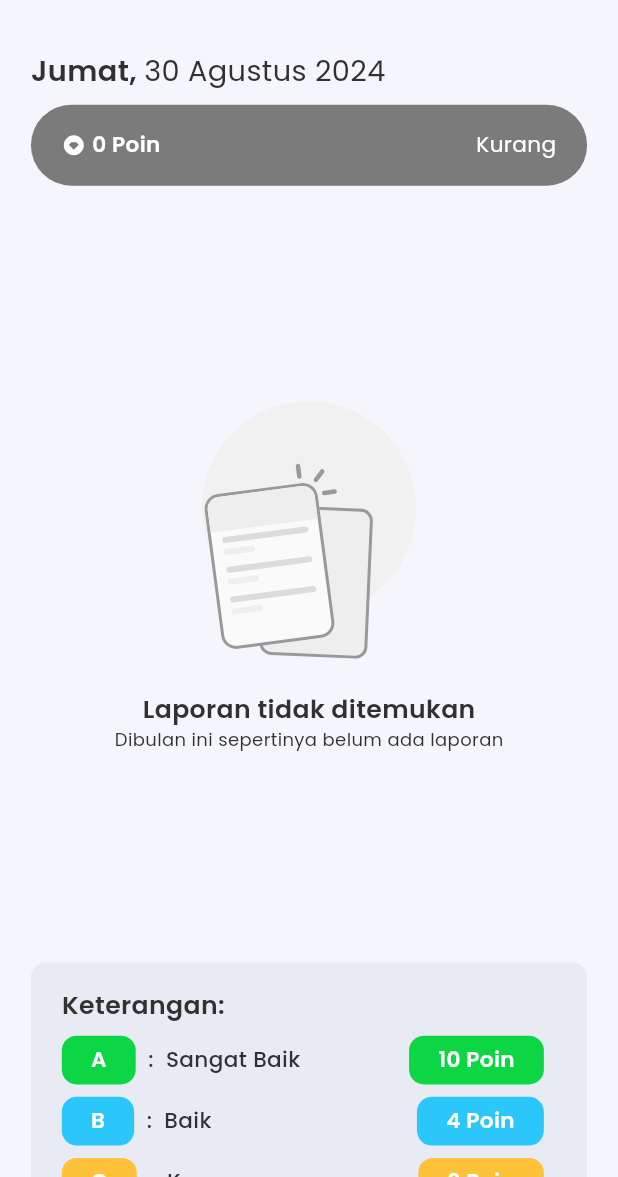
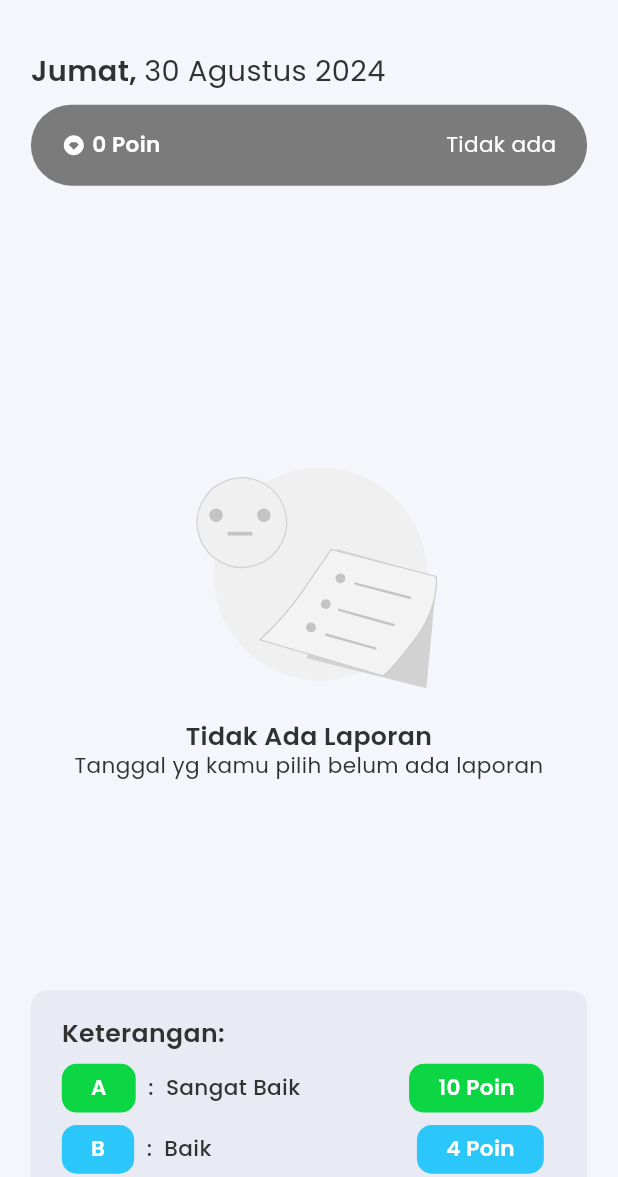
Before and after one commit to Ratih-Shinta/Fun-Education-App, a Flutter app: the DetailLaporanHarianView screen opened by its route, on a phone screen of 412 x 824 dp, the part 59-1236 px from its top. Run offline on Flutter 3.47's test engine with Material 3 defaults, Android fonts, the phone set to English and light mode, and no system bars; drawn by our look-alikes of auto_size_text; our stand-ins replace dio, dropdown_button2, easy_date_timeline, firebase_core, firebase_messaging, fl_chart and 12 more; accounts and stored records are empty; network calls fail; statements that could not run were skipped.

Commit message:
style [RS] : styling condition if dont have transaction

```diff
--- a/lib/app/global-component/common_no_data.dart
+++ b/lib/app/global-component/common_no_data.dart
@@ -6,14 +6,20 @@ import 'package:fun_education_app/common/helper/themes.dart';
 class CommonNoData extends StatelessWidget {
   final String title;
   final String subTitle;
-  const CommonNoData({super.key, required this.title, required this.subTitle});
+  final String image;
+  const CommonNoData(
+      {super.key,
+      required this.title,
+      required this.subTitle,
+      required this.image});
 
   @override
   Widget build(BuildContext context) {
-    return Column(
+    return Center(
+      child: Column(
         children: [
           SizedBox(height: 40),
-        SvgPicture.asset('assets/images/imgEmpty.svg'),
+          SvgPicture.asset(image),
           SizedBox(height: 20),
           AutoSizeText.rich(
             textAlign: TextAlign.center,
@@ -32,6 +38,7 @@ class CommonNoData extends StatelessWidget {
             maxLines: 3,
           ),
         ],
+      ),
     );
   }
 }
--- a/lib/app/pages/detail-laporan-harian-page/components/detail_laporan_component_two.dart
+++ b/lib/app/pages/detail-laporan-harian-page/components/detail_laporan_component_two.dart
@@ -1,8 +1,11 @@
 import 'package:auto_size_text/auto_size_text.dart';
 import 'package:flutter/material.dart';
 import 'package:flutter_svg/svg.dart';
+import 'package:fun_education_app/app/global-component/common_no_data.dart';
 import 'package:fun_education_app/app/pages/detail-laporan-harian-page/detail_laporan_harian_controller.dart';
 import 'package:fun_education_app/app/pages/home-page/widgets/report_widget.dart';
+import 'package:fun_education_app/app/pages/report-history-page/widgets/report_history_container_item.dart';
+import 'package:fun_education_app/app/pages/report-history-page/widgets/report_history_permission_item.dart';
 import 'package:fun_education_app/common/helper/themes.dart';
 import 'package:get/get.dart';
 
@@ -20,37 +23,8 @@ class DetailLaporanComponentTwo extends GetView<DetailLaporanHarianController> {
         return Center(
           child: CircularProgressIndicator(),
         );
-      } else if (controller.showCurrentLaporanHarianResponse?.data == null) {
-        return Padding(
-          padding: EdgeInsets.only(
-            bottom: height * 0.15,
-            top: height * 0.15,
-          ),
-          child: Center(
-            child: Column(
-              mainAxisAlignment: MainAxisAlignment.center,
-              children: [
-                SvgPicture.asset(
-                  'assets/images/imgEmpty.svg',
-                ),
-                SizedBox(height: height * 0.01),
-                AutoSizeText(
-                  'Laporan tidak ditemukan',
-                  group: AutoSizeGroup(),
-                  maxLines: 1,
-                  style: tsBodyMediumSemibold(blackColor),
-                ),
-                AutoSizeText(
-                  'Dibulan ini sepertinya belum ada laporan',
-                  group: AutoSizeGroup(),
-                  maxLines: 1,
-                  style: tsLabelLargeRegular(blackColor),
-                ),
-              ],
-            ),
-          ),
-        );
-      } else {
+      } else if (controller.showCurrentLaporanHarianModel.isNotEmpty &&
+          controller.userPermission.value == 'Hadir') {
         return Container(
           padding: EdgeInsets.symmetric(
               horizontal: width * 0.035, vertical: height * 0.01),
@@ -72,7 +46,71 @@ class DetailLaporanComponentTwo extends GetView<DetailLaporanHarianController> {
                 },
               )),
         );
+      } else {
+        return Padding(
+          padding: EdgeInsets.symmetric(
+            vertical: height * 0.15,
+          ),
+          child: CommonNoData(
+            title: 'Tidak Ada Laporan',
+            subTitle: 'Tanggal yg kamu pilih belum ada laporan',
+            image: 'assets/images/imgReportEmpty.svg',
+          ),
+        );
       }
+      // if (controller.showCurrentLaporanHarianResponse?.data == null) {
+      //   return Padding(
+      //     padding: EdgeInsets.only(
+      //       bottom: height * 0.15,
+      //       top: height * 0.15,
+      //     ),
+      //     child: Center(
+      //       child: Column(
+      //         mainAxisAlignment: MainAxisAlignment.center,
+      //         children: [
+      //           SvgPicture.asset(
+      //             'assets/images/imgEmpty.svg',
+      //           ),
+      //           SizedBox(height: height * 0.01),
+      //           AutoSizeText(
+      //             'Laporan tidak ditemukan',
+      //             group: AutoSizeGroup(),
+      //             maxLines: 1,
+      //             style: tsBodyMediumSemibold(blackColor),
+      //           ),
+      //           AutoSizeText(
+      //             'Dibulan ini sepertinya belum ada laporan',
+      //             group: AutoSizeGroup(),
+      //             maxLines: 1,
+      //             style: tsLabelLargeRegular(blackColor),
+      //           ),
+      //         ],
+      //       ),
+      //     ),
+      //   );
+      // } else {
+      //   return Container(
+      //     padding: EdgeInsets.symmetric(
+      //         horizontal: width * 0.035, vertical: height * 0.01),
+      //     decoration: BoxDecoration(
+      //         borderRadius: BorderRadius.circular(10),
+      //         color: secondaryColor.withOpacity(0.05)),
+      //     child: Obx(() => ListView.builder(
+      //           physics: NeverScrollableScrollPhysics(),
+      //           shrinkWrap: true,
+      //           itemCount: controller.showCurrentLaporanHarianModel.length,
+      //           itemBuilder: (BuildContext context, int index) {
+      //             return ReportWidget(
+      //               no: index + 1,
+      //               text:
+      //                   '${controller.showCurrentLaporanHarianModel[index].activity}',
+      //               point:
+      //                   '${controller.showCurrentLaporanHarianModel[index].grade}',
+      //             );
+      //           },
+      //         )),
+      //   );
+      // }
     });
   }
 }
--- a/lib/app/pages/detail-laporan-harian-page/widgets/total_point_item.dart
+++ b/lib/app/pages/detail-laporan-harian-page/widgets/total_point_item.dart
@@ -1,10 +1,14 @@
 // ignore_for_file: public_member_api_docs, sort_constructors_first
+import 'dart:async';
+
 import 'package:auto_size_text/auto_size_text.dart';
 import 'package:flutter/material.dart';
 import 'package:flutter_svg/svg.dart';
+import 'package:fun_education_app/app/pages/detail-laporan-harian-page/detail_laporan_harian_controller.dart';
 import 'package:fun_education_app/common/helper/themes.dart';
+import 'package:get/get.dart';
 
-class TotalPointItem extends StatelessWidget {
+class TotalPointItem extends GetView<DetailLaporanHarianController> {
   const TotalPointItem({
     Key? key,
     required this.totalPoint,
@@ -48,11 +52,15 @@ class TotalPointItem extends StatelessWidget {
             ],
           ),
           AutoSizeText(
-            totalPoint <= 40
-                ? 'Kurang'
-                : totalPoint <= 70
-                    ? 'Baik'
-                    : 'Sangat Baik',
+            controller.showCurrentLaporanHarianModel.isEmpty
+                ? 'Tidak ada'
+                : controller.userPermission.value != 'Hadir'
+                    ? '${controller.userPermission.value}'
+                    : totalPoint <= 40
+                        ? 'Kurang'
+                        : totalPoint <= 70
+                            ? 'Baik'
+                            : 'Sangat Baik',
             group: AutoSizeGroup(),
             maxLines: 1,
             style: tsBodySmallRegular(whiteColor),
--- a/lib/app/pages/detail-tugas-page/detail_tugas_page_view.dart
+++ b/lib/app/pages/detail-tugas-page/detail_tugas_page_view.dart
@@ -78,6 +78,7 @@ class DetailTugasPageView extends GetView<DetailTugasPageController> {
                     switch (controller.showCurrentTugasUserModel.value.status) {
                       case 'Gagal':
                         return CommonNoData(
+                          image: 'assets/images/imgEmpty.svg',
                             title: 'Ananda Tidak Mengerjakan Tugas',
                             subTitle: 'Selalu Periksa Tenggat Waktu');
                       case 'Diperiksa':
--- a/lib/app/pages/home-page/components/home_page_component_four.dart
+++ b/lib/app/pages/home-page/components/home_page_component_four.dart
@@ -35,12 +35,15 @@ class HomePageComponentFour extends GetView<HomePageController> {
         Obx(() {
           if (laporanController.showCurrentTugasModelTerbaru.isEmpty) {
             return CommonNoData(
+              image: 'assets/images/imgEmpty.svg',
                 title: 'Tidak Ada Tugas Terbaru',
                 subTitle: 'Tidak Ada Tugas Terbaru Saat Ini');
           } else {
             return ListView.builder(
               physics: NeverScrollableScrollPhysics(),
-              itemCount: laporanController.showCurrentTugasModelTerbaru.length,
+              shrinkWrap: true,
+              itemCount:
+                  laporanController.showCurrentTugasModelTerbaru.length,
               itemBuilder: (BuildContext context, int index) {
                 return TugasWidget(
                   controllerArguments:
--- a/lib/app/pages/laporan-page/components/laporan-component/laporan_component_four.dart
+++ b/lib/app/pages/laporan-page/components/laporan-component/laporan_component_four.dart
@@ -63,8 +63,10 @@ class LaporanComponentFour extends GetView<LaporanPageController> {
                     return Center(child: CircularProgressIndicator());
                   } else if (controller.showCurrentTugasModelTerbaru.isEmpty) {
                     return CommonNoData(
-                        title: 'Tidak Ada Tugas Terbaru',
-                        subTitle: 'Tidak Ada Tugas Terbaru Saat Ini');
+                      title: 'Tidak Ada Tugas Terbaru',
+                      subTitle: 'Tidak Ada Tugas Terbaru Saat Ini',
+                      image: 'assets/images/imgEmpty.svg',
+                    );
                   } else {
                     return ListView.builder(
                       physics: NeverScrollableScrollPhysics(),
@@ -92,8 +94,10 @@ class LaporanComponentFour extends GetView<LaporanPageController> {
                   } else if (controller
                       .showCurrentTugasModelDiperiksa.isEmpty) {
                     return CommonNoData(
-                        title: 'Tidak Ada Tugas Diperiksa',
-                        subTitle: 'Tidak Ada Tugas Diperiksa Saat Ini');
+                      title: 'Tidak Ada Tugas Diperiksa',
+                      subTitle: 'Tidak Ada Tugas Diperiksa Saat Ini',
+                      image: 'assets/images/imgEmpty.svg',
+                    );
                   } else {
                     return ListView.builder(
                       physics: NeverScrollableScrollPhysics(),
@@ -121,8 +125,10 @@ class LaporanComponentFour extends GetView<LaporanPageController> {
                     return Center(child: CircularProgressIndicator());
                   } else if (controller.showCurrentTugasModelSelesai.isEmpty) {
                     return CommonNoData(
-                        title: 'Tidak Ada Tugas Selesai',
-                        subTitle: 'Tidak Ada Tugas Selesai Saat Ini');
+                      title: 'Tidak Ada Tugas Selesai',
+                      subTitle: 'Tidak Ada Tugas Selesai Saat Ini',
+                      image: 'assets/images/imgEmpty.svg',
+                    );
                   } else {
                     return ListView.builder(
                       physics: NeverScrollableScrollPhysics(),
--- a/lib/app/pages/report-history-page/report_history_view.dart
+++ b/lib/app/pages/report-history-page/report_history_view.dart
@@ -64,6 +64,7 @@ class ReportHistoryPageView extends GetView<ReportHistoryPageController> {
                 ReportHistoryPageComponentOne(),
                 SizedBox(height: height * 0.015),
                 ReportHistoryPageComponentTwo(),
+                SizedBox(height: height * 0.02),
                 ReportHistoryPageComponentThree(),
               ],
             ),
--- a/lib/app/pages/transaksi-page/components/transaksi_component_two.dart
+++ b/lib/app/pages/transaksi-page/components/transaksi_component_two.dart
@@ -94,6 +94,7 @@ class TransaksiComponentTwo extends GetView<TransaksiPageController> {
                   title: 'Belum Ada Riwayat',
                   subTitle:
                       'Belum Ada Riwayat Transaksi Di Bulan ${controller.selectedMonth.value}',
+                  image: 'assets/images/imgEmpty.svg',
                 ),
               ),
             );
--- a/lib/common/routes/app_pages.dart
+++ b/lib/common/routes/app_pages.dart
@@ -46,7 +46,7 @@ part 'app_routes.dart';
 class AppPages {
   AppPages._();
 
-  static const INITIAL = Routes.LOGIN_PAGE;
+  static const INITIAL = Routes.SPLASH_SCREEN;
 
   static final routes = [
     GetPage(
```
Also changed, not shown: lib/app/pages/detail-laporan-harian-page/components/detail_laporan_component_four.dart (+11 -2 lines), lib/app/pages/home-page/components/home_page_component_three.dart (+22 -9 lines), lib/app/pages/laporan-page/components/laporan-component/laporan_page_component_two.dart (+22 -36 lines), lib/app/pages/report-history-page/components/report_history_component_three.dart (+14 -13 lines), lib/app/pages/saving-page/components/saving_page_component_two.dart (+22 -6 lines), pubspec.lock, 5 other files. Lines whose indentation alone changed are shown as unchanged.
